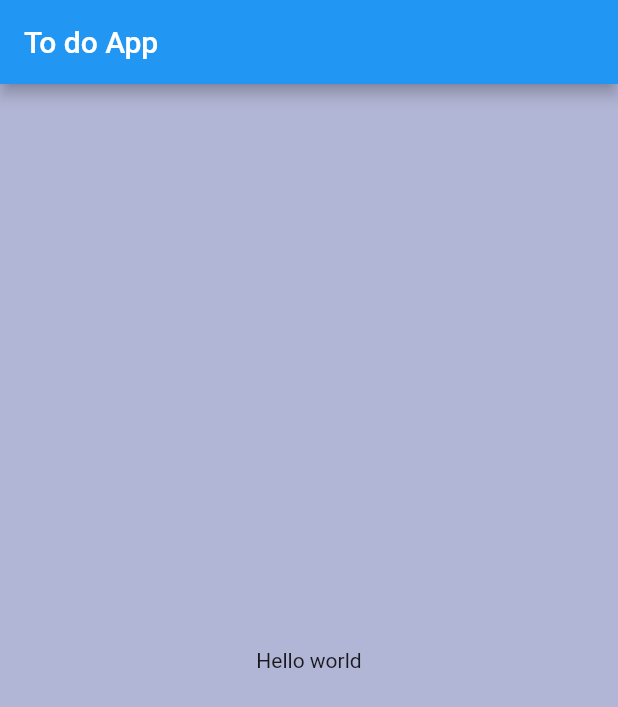
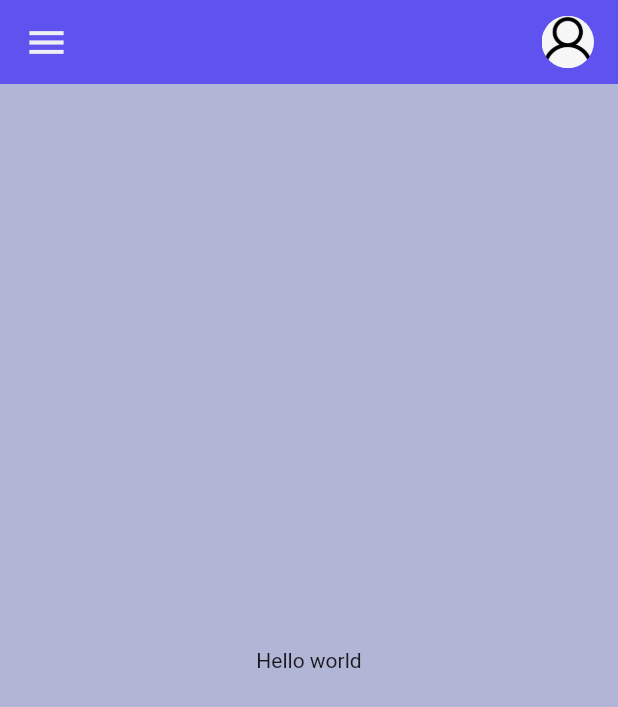
Before and after one commit to Nalince/to_do_app, a Flutter app: the screen it shows after launch, on a phone screen of 412 x 824 dp. Shown: the top 707 px of the screen. Run offline on Flutter 3.47's test engine with Material 2 defaults, Android fonts, the phone set to English and light mode, and no system bars.

Commit message:
Add the custom app top bar

```diff
--- a/lib/screens/home.dart
+++ b/lib/screens/home.dart
@@ -1,27 +1,52 @@
 import 'package:flutter/material.dart';
 import 'package:to_do_app/constants/colors.dart';
 
-class Home extends StatefulWidget{
+class Home extends StatefulWidget {
   const Home({super.key});
 
   @override
   // ignore: library_private_types_in_public_api
   _HomeState createState() => _HomeState();
-
 }
 
-class _HomeState extends State<Home>{
-
+class _HomeState extends State<Home> {
   @override
   Widget build(BuildContext context) {
     return Scaffold(
       backgroundColor: tdBGColor,
-      appBar: AppBar(
-        title:  const Text('To do App'),
-      ),
+      appBar: _appBarWidget(),
       body: const Center(
         child: Text('Hello world'),
       ),
     );
   }
+
+  AppBar _appBarWidget() {
+    return AppBar(
+      backgroundColor: tdBlue,
+      elevation: 0,
+      title: Row(
+        mainAxisAlignment: MainAxisAlignment.spaceBetween,
+        children: [
+          const Icon(
+            Icons.menu,
+            color: textWhite,
+            size: 30,
+          ),
+          Container(
+            width: 35,
+            height: 35,
+            decoration: const BoxDecoration(
+              shape: BoxShape.circle,
+              image: DecorationImage(
+                image: AssetImage('assets/images/avatar.png'),
+                fit: BoxFit.cover,
+              ),
+            ),
+          ),
+        ],
+      ),
+      centerTitle: true,
+    );
+  }
 }
```
Also changed, not shown: pubspec.yaml (+3 -70 lines), assets/images/avatar.png (added).
